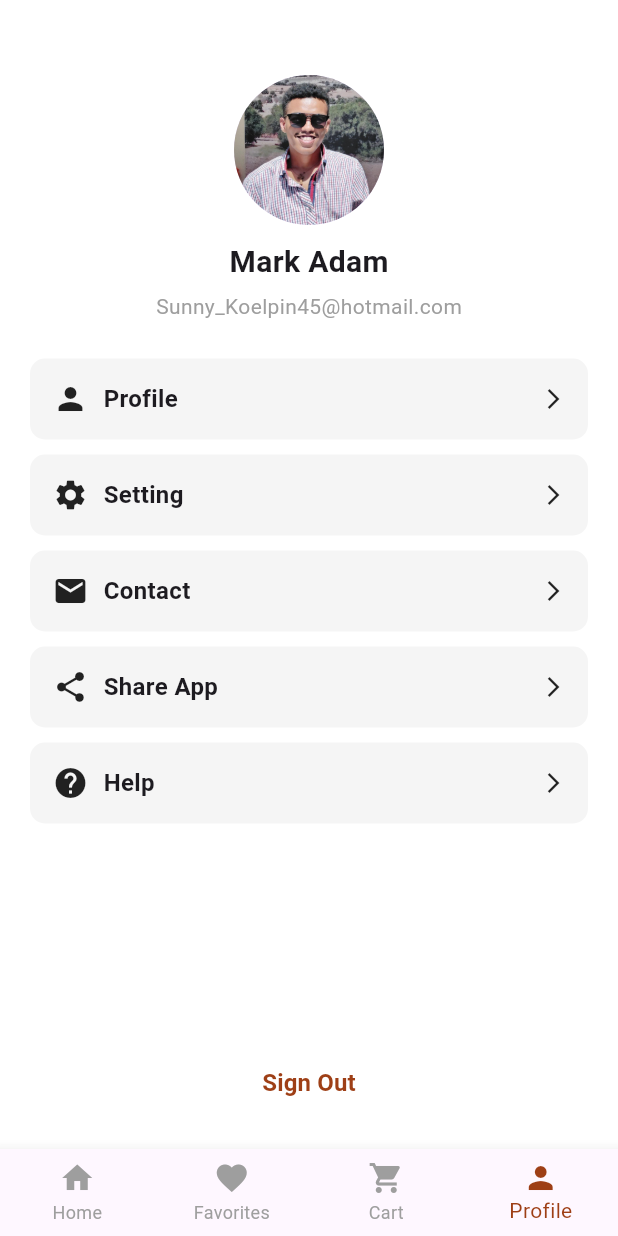
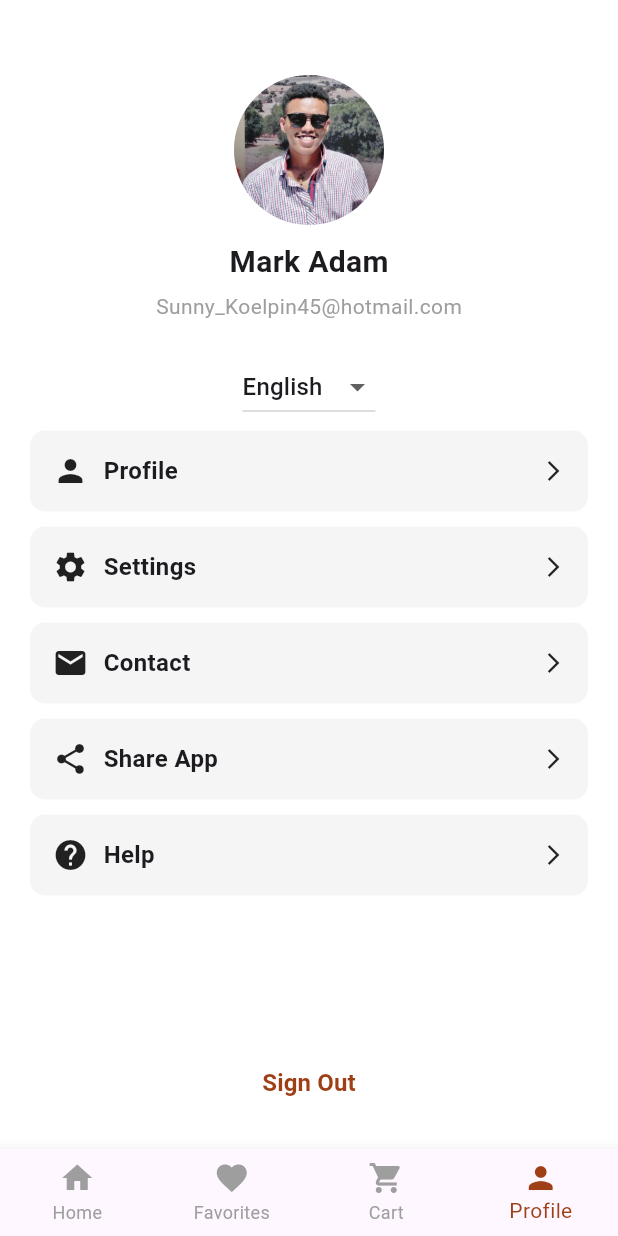
Before and after one commit to Firuol/Jcraft, a Flutter app: the screen it shows after launch, item 4 of the bottom bar chosen, on a phone screen of 412 x 824 dp. Run offline on Flutter 3.47's test engine with Material 3 defaults, Android fonts, the phone set to English and light mode, and no system bars.

Commit message:
language added

```diff
--- a/jcraft/lib/profile.dart
+++ b/jcraft/lib/profile.dart
@@ -1,6 +1,49 @@
 import 'package:flutter/material.dart';
 
-class ProfilePage extends StatelessWidget {
+class ProfilePage extends StatefulWidget {
+  @override
+  _ProfilePageState createState() => _ProfilePageState();
+}
+
+class _ProfilePageState extends State<ProfilePage> {
+  String _selectedLanguage = 'English';
+
+  final Map<String, Map<String, String>> _translations = {
+    'English': {
+      'profile': 'Profile',
+      'settings': 'Settings',
+      'contact': 'Contact',
+      'share_app': 'Share App',
+      'help': 'Help',
+      'sign_out': 'Sign Out',
+      'name': 'Mark Adam',
+      'email': 'Sunny_Koelpin45@hotmail.com',
+      'language': 'Language'
+    },
+    'Amharic': {
+      'profile': 'አፍሪል',
+      'settings': 'ሰንት',
+      'contact': 'ጋንድአር',
+      'share_app': 'አፍ ከአራ',
+      'help': 'ከምንዕከት',
+      'sign_out': 'አፍሪከት',
+      'name': 'ማርክ አዳም',
+      'email': 'Sunny_Koelpin45@hotmail.com',
+      'language': 'አማርይ'
+    },
+    'Oromiffa': {
+      'profile': 'Profayilii',
+      'settings': 'Gulaalaa',
+      'contact': 'Quunnamtii',
+      'share_app': 'App Qooduu',
+      'help': 'Gargaarsa',
+      'sign_out': 'Bahi',
+      'name': 'Mark Adam',
+      'email': 'Sunny_Koelpin45@hotmail.com',
+      'language': 'Afaan'
+    }
+  };
+
   @override
   Widget build(BuildContext context) {
     return Scaffold(
@@ -10,11 +53,11 @@ class ProfilePage extends StatelessWidget {
           SizedBox(height: 50),
           CircleAvatar(
             radius: 50,
-             backgroundImage: AssetImage('assets/images/profile.jpg'),
+            backgroundImage: AssetImage('assets/images/profile.jpg'),
           ),
           SizedBox(height: 10),
           Text(
-            'Mark Adam',
+            _translations[_selectedLanguage]!['name']!,
             style: TextStyle(
               fontSize: 20,
               fontWeight: FontWeight.bold,
@@ -22,23 +65,41 @@ class ProfilePage extends StatelessWidget {
           ),
           SizedBox(height: 5),
           Text(
-            'Sunny_Koelpin45@hotmail.com',
+            _translations[_selectedLanguage]!['email']!,
             style: TextStyle(
               fontSize: 14,
               color: Colors.grey,
             ),
           ),
           SizedBox(height: 20),
-          _buildMenuItem(Icons.person, 'Profile'),
-          _buildMenuItem(Icons.settings, 'Setting'),
-          _buildMenuItem(Icons.mail, 'Contact'),
-          _buildMenuItem(Icons.share, 'Share App'),
-          _buildMenuItem(Icons.help, 'Help'),
+          Padding(
+            padding: const EdgeInsets.symmetric(horizontal: 20),
+            child: DropdownButton<String>(
+              value: _selectedLanguage,
+              onChanged: (String? newValue) {
+                setState(() {
+                  _selectedLanguage = newValue!;
+                });
+              },
+              items: ['English', 'Amharic', 'Oromiffa']
+                  .map<DropdownMenuItem<String>>((String value) {
+                return DropdownMenuItem<String>(
+                  value: value,
+                  child: Text(value),
+                );
+              }).toList(),
+            ),
+          ),
+          _buildMenuItem(Icons.person, _translations[_selectedLanguage]!['profile']!),
+          _buildMenuItem(Icons.settings, _translations[_selectedLanguage]!['settings']!),
+          _buildMenuItem(Icons.mail, _translations[_selectedLanguage]!['contact']!),
+          _buildMenuItem(Icons.share, _translations[_selectedLanguage]!['share_app']!),
+          _buildMenuItem(Icons.help, _translations[_selectedLanguage]!['help']!),
           Spacer(),
           TextButton(
             onPressed: () {},
             child: Text(
-              'Sign Out',
+              _translations[_selectedLanguage]!['sign_out']!,
               style: TextStyle(
                 color: Color.fromRGBO(158, 63, 22, 1.0),
                 fontSize: 16,
@@ -74,7 +135,7 @@ class ProfilePage extends StatelessWidget {
                 ),
               ],
             ),
-            Icon(Icons.arrow_forward_ios, size: 16, color:Colors.black87),
+            Icon(Icons.arrow_forward_ios, size: 16, color: Colors.black87),
           ],
         ),
       ),
```
